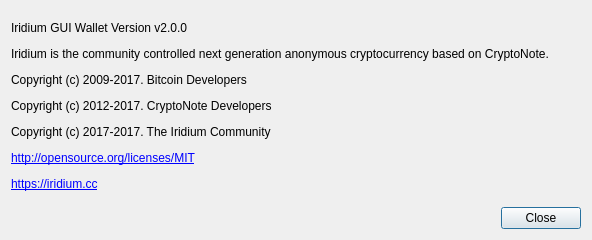
iridiumdev/iridium-gui, file src/gui/ui/aboutdialog.ui: the form before one commit.
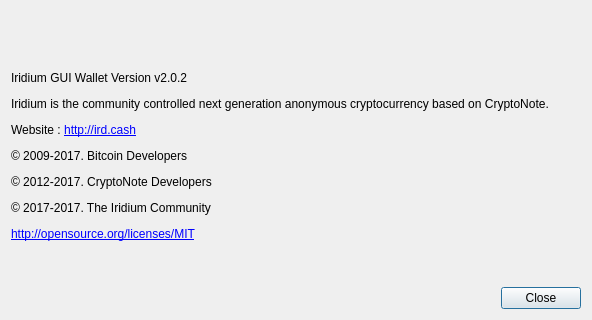
The form after the commit. Icons and pictures are not drawn.

```diff
--- a/src/gui/ui/aboutdialog.ui
+++ b/src/gui/ui/aboutdialog.ui
@@ -7,7 +7,7 @@
     <x>0</x>
     <y>0</y>
     <width>592</width>
-    <height>240</height>
+    <height>320</height>
    </rect>
   </property>
   <property name="sizePolicy">
@@ -19,29 +19,30 @@
   <property name="minimumSize">
    <size>
     <width>592</width>
-    <height>240</height>
+    <height>320</height>
    </size>
   </property>
   <property name="maximumSize">
    <size>
     <width>592</width>
-    <height>240</height>
+    <height>320</height>
    </size>
   </property>
   <property name="windowTitle">
    <string>About %1</string>
   </property>
-  <layout class="QVBoxLayout" name="verticalLayout" stretch="0,0">
+  <layout class="QVBoxLayout" name="verticalLayout" stretch="0,0,0">
+   <item alignment="Qt::AlignHCenter">
+    <widget class="QLabel" name="m_logo">
+     <property name="text">
+      <string>&lt;html&gt;&lt;head/&gt;&lt;body&gt;&lt;img src=&quot;:/images/logo&quot; width=150 /&gt;&lt;/body&gt;&lt;/html&gt;</string>
+     </property>
+    </widget>
+   </item>
    <item>
     <widget class="QLabel" name="m_aboutLabel">
-     <property name="sizePolicy">
-      <sizepolicy hsizetype="Preferred" vsizetype="Expanding">
-       <horstretch>0</horstretch>
-       <verstretch>0</verstretch>
-      </sizepolicy>
-     </property>
      <property name="text">
-      <string>&lt;html&gt;&lt;head/&gt;&lt;body&gt;&lt;p&gt;Iridium GUI Wallet Version v2.0.0&lt;/p&gt;&lt;p&gt;Iridium is the community controlled next generation anonymous cryptocurrency based on CryptoNote.&lt;/p&gt;&lt;p&gt;Copyright (c) 2009-2017. Bitcoin Developers&lt;/p&gt;&lt;p&gt;Copyright (c) 2012-2017. CryptoNote Developers &lt;/p&gt;&lt;p&gt;Copyright (c) 2017-2017. The Iridium Community&lt;/p&gt;&lt;p&gt;&lt;a href=&quot;http://opensource.org/licenses/MIT&quot;&gt;&lt;span style=&quot; text-decoration: underline; color:#0000ff;&quot;&gt;http://opensource.org/licenses/MIT&lt;/span&gt;&lt;/a&gt;&lt;/p&gt;&lt;p&gt;&lt;a href=&quot;https://cryptonote.org/&quot;&gt;&lt;span style=&quot; text-decoration: underline; color:#0000ff;&quot;&gt;https://iridium.cc&lt;/span&gt;&lt;/a&gt;&lt;/p&gt;&lt;/body&gt;&lt;/html&gt;</string>
+      <string>&lt;html&gt;&lt;head/&gt;&lt;body&gt;&lt;p&gt;Iridium GUI Wallet Version v2.0.2&lt;/p&gt;&lt;p&gt;Iridium is the community controlled next generation anonymous cryptocurrency based on CryptoNote.&lt;/p&gt;&lt;p&gt;Website : &lt;a href=&quot;http://ird.cash&quot;&gt;&lt;span style=&quot; text-decoration: underline; color:#0000ff;&quot;&gt;http://ird.cash&lt;/span&gt;&lt;/a&gt;&lt;/p&gt;&lt;p&gt;© 2009-2017. Bitcoin Developers&lt;/p&gt;&lt;p&gt;© 2012-2017. CryptoNote Developers &lt;/p&gt;&lt;p&gt;© 2017-2017. The Iridium Community&lt;/p&gt;&lt;p&gt;&lt;a href=&quot;http://opensource.org/licenses/MIT&quot;&gt;&lt;span style=&quot; text-decoration: underline; color:#0000ff;&quot;&gt;http://opensource.org/licenses/MIT&lt;/span&gt;&lt;/a&gt;&lt;/p&gt;&lt;p&gt;&lt;br/&gt;&lt;/p&gt;&lt;/body&gt;&lt;/html&gt;</string>
      </property>
      <property name="textFormat">
       <enum>Qt::RichText</enum>
```
